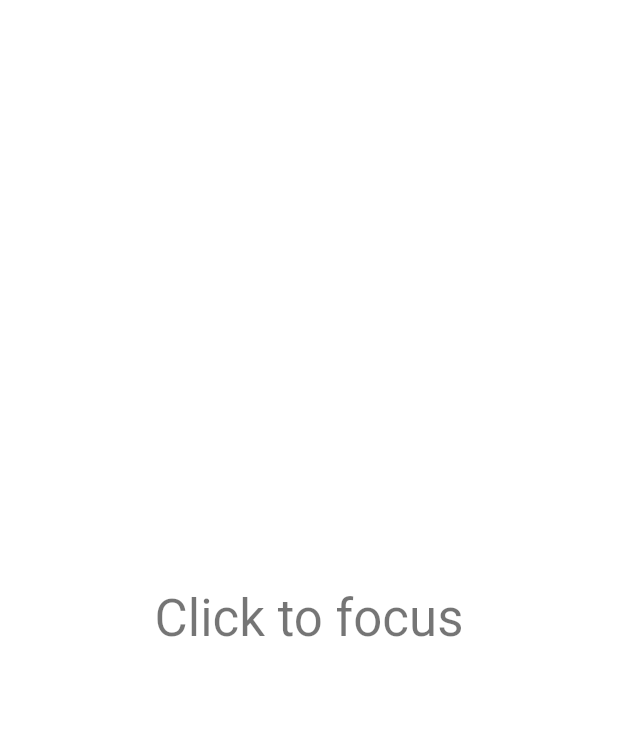
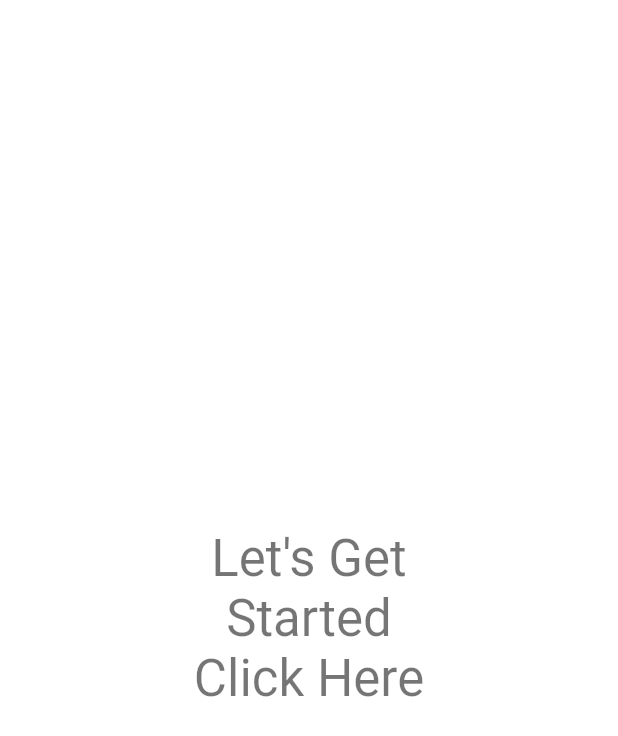
Before and after one commit to AkshDesai04/Flutter-Rapid-Typer, a Flutter app: the screen it shows after launch, on a phone screen of 412 x 824 dp. Shown: the top 736 px of the screen. Run offline on Flutter 3.47's test engine with Material 2 defaults, Android fonts, the light colour scheme and no system bars.

Commit message:
Added more fail safes and added static text up above

```diff
--- a/lib/main.dart
+++ b/lib/main.dart
@@ -1,6 +1,7 @@
 import 'package:flutter/foundation.dart';
 import 'package:flutter/material.dart';
 import 'package:flutter/services.dart';
+import 'dart:math';
 
 void main() => runApp(const RapidTyper());
 
@@ -28,7 +29,10 @@ class _MyKeyExampleState extends State<MyKeyExample> {
   // The node used to request the keyboard focus.
   final FocusNode _focusNode = FocusNode();
   // The message to display.
-  String? _message = "";
+  String _message = "", temp = "";
+  var char_history = [];
+  int IDO = 0;
+  final int mi = -1;
 
   // Focus nodes need to be disposed.
   @override
@@ -38,27 +42,49 @@ class _MyKeyExampleState extends State<MyKeyExample> {
   }
 
   String getChar(String data) {
-    if (data.indexOf("Key ") == 0) data = data[4];
-    if (data.indexOf("Digit ") == 0) data = data[6];
-    print(data);
+    print("Raw data: $data");
+
+    data = data.toLowerCase();
+
+    if (data.indexOf("key ") == 0) data = data[4];
+    if (data.indexOf("digit ") == 0) data = data[6];
+    if (data.indexOf("numpad ") == 0) data = data[7];
+    if (data == 'space') data = ' ';
+    if (data == 'comma') data = ',';
+    if (data == 'period') data = '.';
+    if (data == 'slash') data = '/';
+    if (data == 'backslash') data = '\\';
+    if (data.indexOf("al") == 0) data = ""; //alt
+    if (data.indexOf("sh") == 0) data = ""; //shift
+    if (data.indexOf("co") == 0) data = ""; //control
+    if (data.indexOf("me") == 0) data = ""; //meta
+    if (data.indexOf("en") == 0) data = "\n"; //enter
+    if (data.indexOf("ta") == 0) data = ""; //tab
+
+    IDO = char_history.indexOf(data);
+    print("outside index = $IDO");
+
+    if (IDO < 0) {
+      char_history.add(data);
+      if (data == "backspace") {
+        //backspace
+        _message = _message.substring(0, _message.length - 1);
+        return "";
+      }
       return data;
     }
+    char_history.remove(data);
+    if (data == "backspace") return "";
+    return "";
+  }
 
-  // Handles the key events from the Focus widget and updates the
-  // _message.
   KeyEventResult _handleKeyEvent(FocusNode node, RawKeyEvent event) {
     setState(() {
-      if (event.logicalKey == LogicalKeyboardKey.keyQ) {
-        // _message = 'Pressed the "Q" key!';
-      } else {
-        if (kReleaseMode) {
-          // _message ='Not a Q: Pressed 0x${event.logicalKey.keyId.toRadixString(16)}';
-        } else {
+      if (!kReleaseMode) {
         // As the name implies, the debugName will only print useful
         // information in debug mode.
-          // _message = '$_message${event.logicalKey.debugName}';
-          _message = getChar('${event.logicalKey.debugName}');
-        }
+        temp = getChar('${event.logicalKey.debugName}');
+        _message = '$_message' + temp;
       }
     });
     return event.logicalKey == LogicalKeyboardKey.keyQ
@@ -69,9 +95,14 @@ class _MyKeyExampleState extends State<MyKeyExample> {
   @override
   Widget build(BuildContext context) {
     final TextTheme textTheme = Theme.of(context).textTheme;
+    double width = MediaQuery.of(context).size.width;
+    double height = MediaQuery.of(context).size.height;
+    double min_hw = min(height, width);
     return Container(
       color: Colors.white,
       alignment: Alignment.center,
+      child: Padding(
+        padding: EdgeInsets.all(min_hw * 0.25),
         child: DefaultTextStyle(
           style: textTheme.headline4!,
           child: Focus(
@@ -85,11 +116,34 @@ class _MyKeyExampleState extends State<MyKeyExample> {
                     onTap: () {
                       FocusScope.of(context).requestFocus(_focusNode);
                     },
-                  child: const Text('Click to focus'),
+                    child: const Text(
+                      "Let's Get Started\nClick Here",
+                      textAlign: TextAlign.center,
+                    ),
                   );
                 }
-              return Text(_message ?? 'Press a key');
+                return Column(
+                  children: [
+                    Container(
+                        decoration: BoxDecoration(
+                          border: Border.all(color: Colors.black),
+                        ),
+                        child: Text("hello world this is aksh desai")),
+                    Text(
+                      _message ?? 'Press a key',
+                      style: TextStyle(
+                        color: Colors.red,
+                      ),
+                    ),
+                  ],
+                );
+                // return RichText(
+                //   text: TextSpan(
+                //     children: textspans,
+                //   ),
+                // );
               },
+            ),
           ),
         ),
       ),
```
Lines whose indentation alone changed are shown as unchanged.
